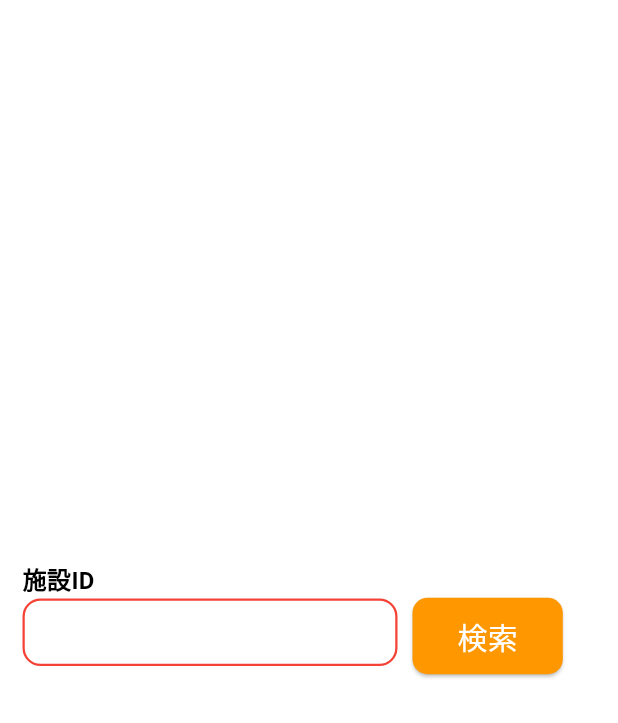
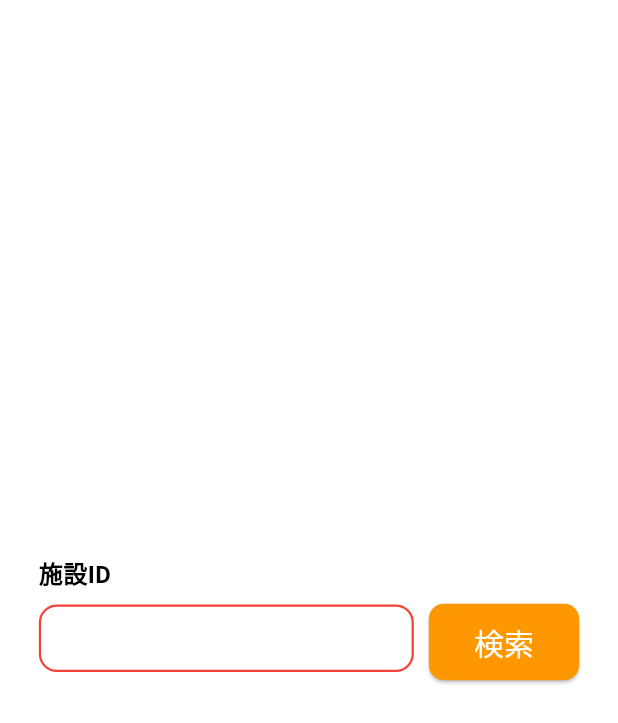
Before and after one commit to kyawmgmglwin2004/flutter_project, a Flutter app: the screen it shows after launch, after a tap on "検索", on a phone screen of 412 x 824 dp. Shown: the top 723 px of the screen. Run offline on Flutter 3.47's test engine with Material 3 defaults, Android fonts, the phone set to English and light mode, and no system bars.

Commit message:
update coverage

```diff
--- a/lib/feature/Facility/pages/SearchPage.dart
+++ b/lib/feature/Facility/pages/SearchPage.dart
@@ -12,24 +12,85 @@ class _SearchpageState extends State<Searchpage> {
   final _formKey = GlobalKey<FormState>();
   final facilityController = TextEditingController();
 
+  // void ShowErrorDialog(BuildContext context) {
+  //   showDialog(context: context,
+  //               barrierDismissible: false,
+  //               builder: (BuildContext context) {
+  //                   return Dialog(
+  //                     shape: RoundedRectangleBorder(
+  //                       borderRadius: BorderRadius.circular(12),
+  //                       side: const BorderSide(
+  //                         color: Colors.black,
+  //                         width: 1
+  //                       )
+  //                     ),
+  //                     child: Padding(
+  //                               padding: const EdgeInsets.only(top: 25),
+  //                       child: Column(
+  //                         mainAxisSize: MainAxisSize.min,
+  //                         children: [
+  //                           const Text("指定した施設IDが存在しません。",
+  //                             textAlign: TextAlign.center,
+  //                             style: TextStyle(
+  //                               fontSize: 16,
+  //                               color: Colors.black
+  //                             ),
+  //                             ),
+  //                           SizedBox(height: 20,),
+  //                           const Divider(
+  //                             color: Colors.grey,
+  //                             thickness: 0.5,
+  //                             height: 1,
+  //                           ),
+  //                           SizedBox(
+  //                             width: double.infinity,
+  //                             height: 70,
+  //                             child: TextButton(onPressed: () {
+  //                               Navigator.pop(context);
+  //                             },
+  //                                 style: TextButton.styleFrom(
+  //                                   backgroundColor: Colors.transparent,
+  //                                   padding: EdgeInsets.zero,
+  //                                   shape: RoundedRectangleBorder(
+  //                                     borderRadius: BorderRadius.circular(0)
+  //                                   )
+  //                                 ),
+  //
+  //                                 child: Text("OK",
+  //                                 style: TextStyle(
+  //                                   fontSize: 16,
+  //                                   color: Colors.black
+  //                                 ),
+  //                                 )),
+  //                           )
+  //
+  //                           ],
+  //                         ),
+  //                     ),
+  //
+  //                   );
+  //               });
+  // }
+
   @override
   Widget build(BuildContext context) {
     return Scaffold(
       body: Padding(
         padding: EdgeInsetsGeometry.all(15),
-        child: Column(
+        child: Row(
           mainAxisAlignment: MainAxisAlignment.center,
+          children:[ Column(
+            mainAxisAlignment: MainAxisAlignment.center,
+            crossAxisAlignment: CrossAxisAlignment.start,
             children: [
-            Row(
-              mainAxisAlignment: MainAxisAlignment.start,
-              children: [
-                Text("施設ID",
+              const Text(
+                "施設ID",
                 style: TextStyle(
                   fontWeight: FontWeight.bold,
-                      color: Colors.black
-                  ),),
-              ],
+                  color: Colors.black,
                 ),
+              ),
+              SizedBox(height: 8,),
               Row(
                 children: [
                   Form(
@@ -93,7 +154,8 @@ class _SearchpageState extends State<Searchpage> {
                         ElevatedButton(
                             onPressed: () {
                               if(_formKey.currentState!.validate()) {
-                              return null;
+                                // ShowErrorDialog(context);
+                                return;
                               }
                             },
                             child: Text("検索",
@@ -122,6 +184,8 @@ class _SearchpageState extends State<Searchpage> {
               )
             ],
           ),
+        ],
+        ),
       ),
     );
   }
--- a/pubspec.yaml
+++ b/pubspec.yaml
@@ -38,7 +38,6 @@ dependencies:
 dev_dependencies:
   flutter_test:
     sdk: flutter
-
   # The "flutter_lints" package below contains a set of recommended lints to
   # encourage good coding practices. The lint set provided by the package is
   # activated in the `analysis_options.yaml` file located at the root of your
```
Also changed, not shown: 1 other file. Lines whose indentation alone changed are shown as unchanged.
